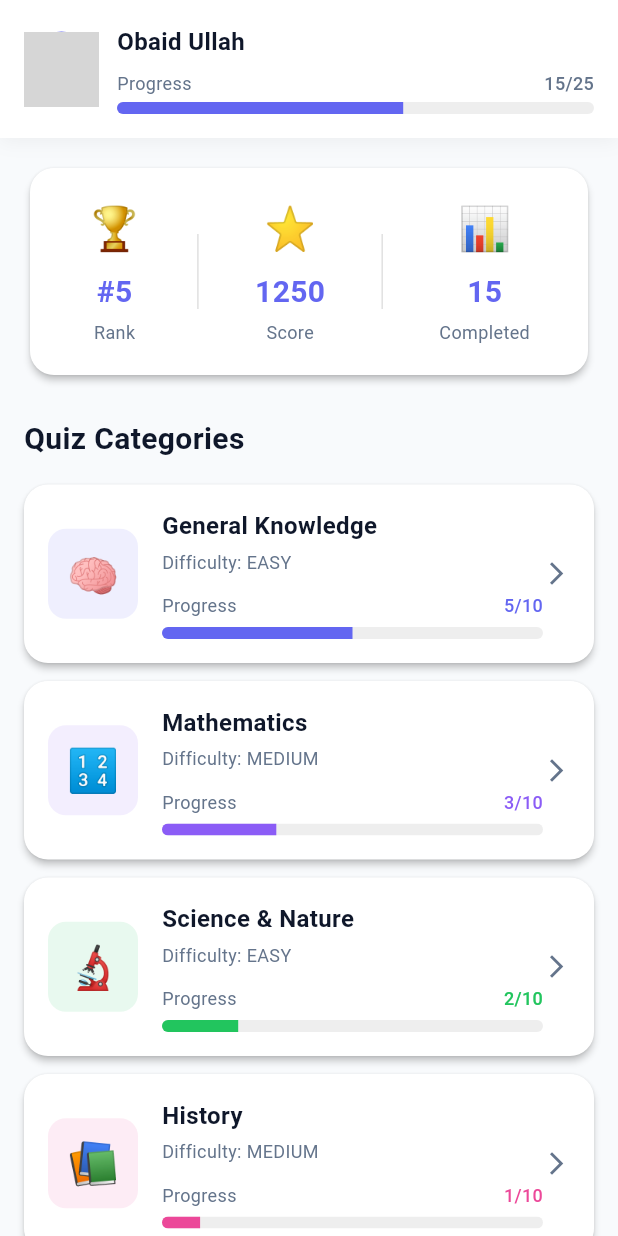
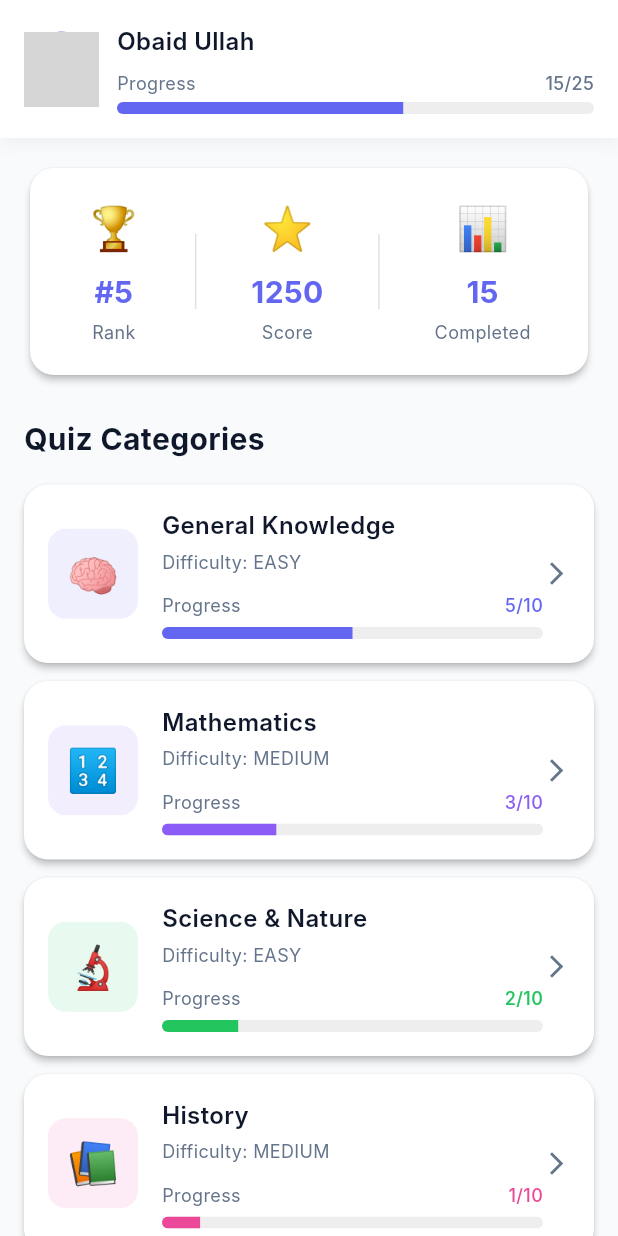
Before and after one commit to ubaid5/quiz_learning, a Flutter app: the screen it shows after launch, on a phone screen of 412 x 824 dp. Run offline on Flutter 3.47's test engine with Material 3 defaults, Android fonts, the light colour scheme and no system bars; our stand-ins replace go_router; network calls fail; Roboto replaces fonts that are missing (Inter); grey boxes are pictures that could not be loaded.

Commit message:
feat: Add text theme in app theme

```diff
--- a/lib/core/theme/app_theme.dart
+++ b/lib/core/theme/app_theme.dart
@@ -10,8 +10,11 @@ class AppTheme {
   static const Color textPrimary = Color(0xFF0F172A);
   static const Color textSecondary = Color(0xFF64748B);
 
+  static const String fontFamily = 'Inter';
+
   static ThemeData lightTheme = ThemeData(
     useMaterial3: true,
+    fontFamily: fontFamily,
     colorScheme: ColorScheme.fromSeed(
       seedColor: primaryColor,
       primary: primaryColor,
@@ -44,7 +47,29 @@ class AppTheme {
         shape: RoundedRectangleBorder(
           borderRadius: BorderRadius.circular(12),
         ),
+        textStyle: const TextStyle(
+          fontSize: 16,
+          fontWeight: FontWeight.w600,
+          fontFamily: fontFamily,
+        ),
       ),
+    ),
+    textTheme: const TextTheme(
+      displayLarge: TextStyle(fontFamily: fontFamily),
+      displayMedium: TextStyle(fontFamily: fontFamily),
+      displaySmall: TextStyle(fontFamily: fontFamily),
+      headlineLarge: TextStyle(fontFamily: fontFamily),
+      headlineMedium: TextStyle(fontFamily: fontFamily),
+      headlineSmall: TextStyle(fontFamily: fontFamily),
+      titleLarge: TextStyle(fontFamily: fontFamily),
+      titleMedium: TextStyle(fontFamily: fontFamily),
+      titleSmall: TextStyle(fontFamily: fontFamily),
+      bodyLarge: TextStyle(fontFamily: fontFamily),
+      bodyMedium: TextStyle(fontFamily: fontFamily),
+      bodySmall: TextStyle(fontFamily: fontFamily),
+      labelLarge: TextStyle(fontFamily: fontFamily),
+      labelMedium: TextStyle(fontFamily: fontFamily),
+      labelSmall: TextStyle(fontFamily: fontFamily),
     ),
   );
 }
```
